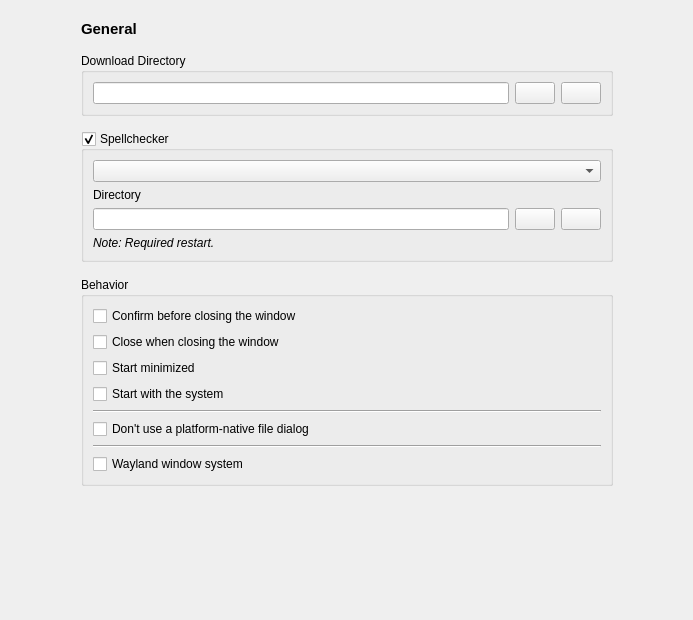
First picture: the form in zapzap/ui/ui_page_general.ui, repository rafatosta/zapzap, before the edit.
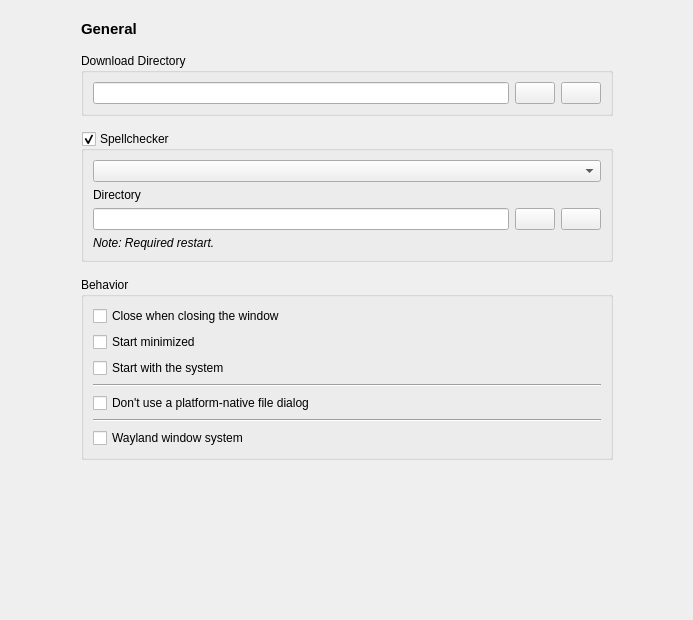
Second picture: the form after the edit.

Patch:
```diff
--- a/zapzap/ui/ui_page_general.ui
+++ b/zapzap/ui/ui_page_general.ui
@@ -163,13 +163,6 @@
            <string>Behavior</string>
           </property>
           <layout class="QVBoxLayout" name="verticalLayout">
-           <item>
-            <widget class="QCheckBox" name="btn_confirm_in_close">
-             <property name="text">
-              <string>Confirm before closing the window</string>
-             </property>
-            </widget>
-           </item>
            <item>
             <widget class="QCheckBox" name="btn_quit_in_close">
              <property name="text">
```
